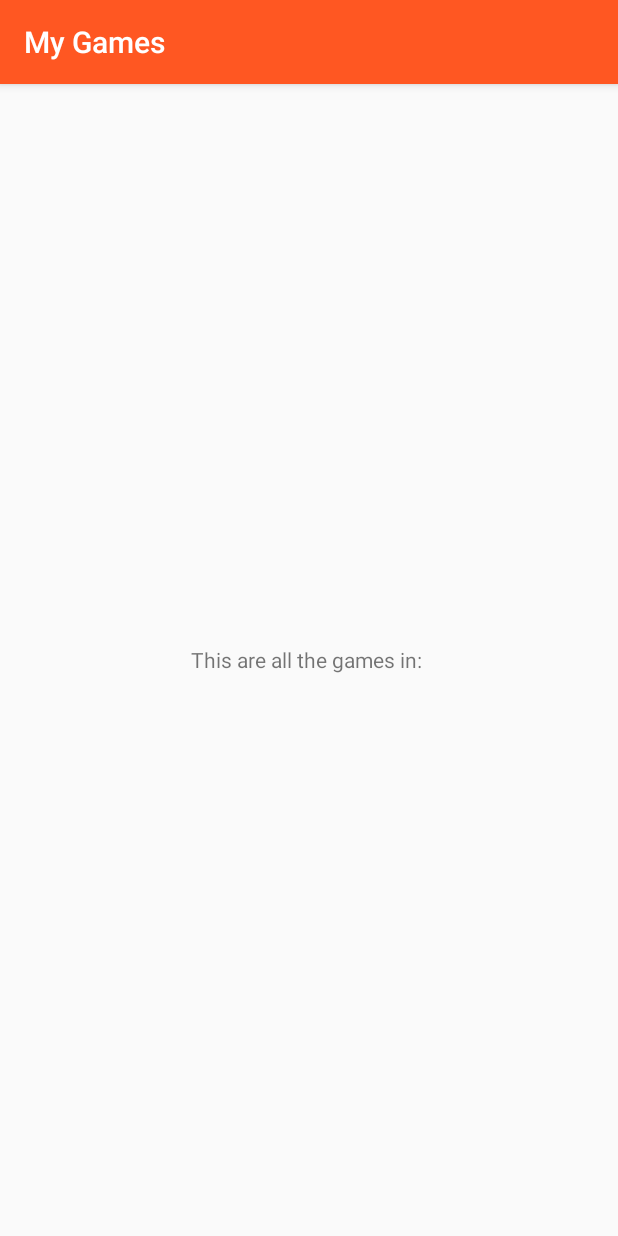
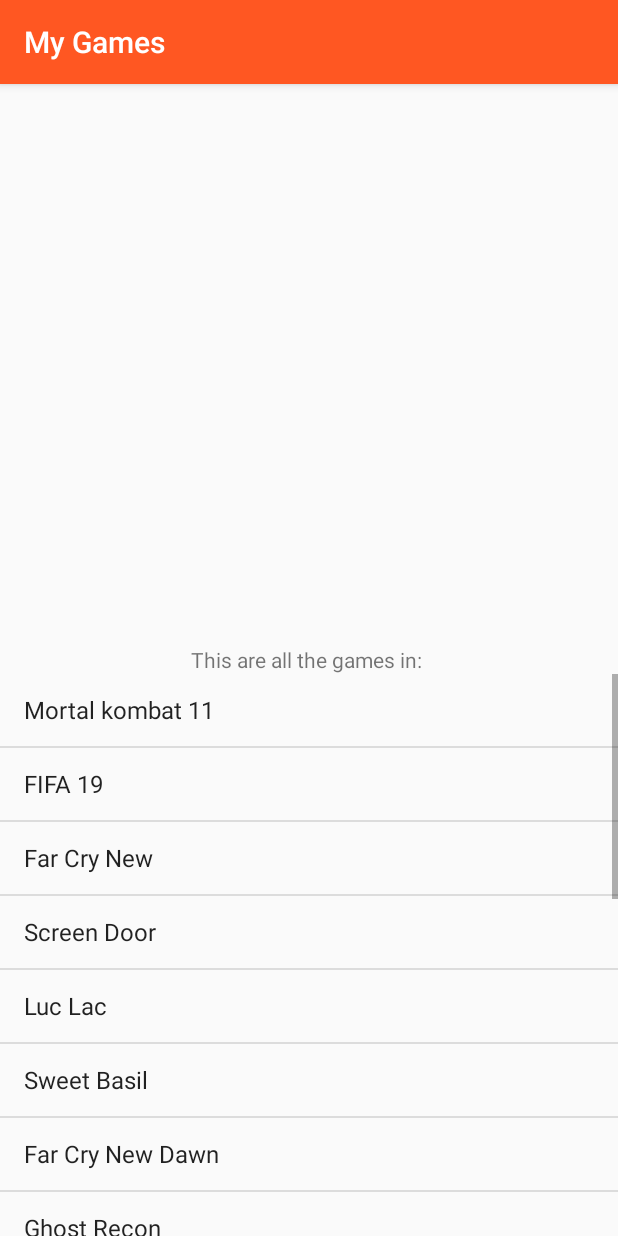
Before and after one commit to dutdavid/MyGames, an Android app: the screen it shows after launch (GamesActivity), after a tap on "SEARCH GAMES", on a phone screen of 412 x 824 dp. Run offline under Robolectric (Android 15) with nearby library versions, the phone set to English and light mode, and no system bars.

Commit message:
implementing array adapter

```diff
--- a/app/src/main/java/com/moringa/mygames/GamesActivity.java
+++ b/app/src/main/java/com/moringa/mygames/GamesActivity.java
@@ -3,6 +3,7 @@ package com.moringa.mygames;
 import android.content.Intent;
 import android.support.v7.app.AppCompatActivity;
 import android.os.Bundle;
+import android.widget.ArrayAdapter;
 import android.widget.ListView;
 import android.widget.TextView;
 
@@ -16,6 +17,7 @@ public class GamesActivity extends AppCompatActivity {
             "Lords of The Fallen", "Project Cars 2", "Devil May Cry 5",
             "Call of Duty world war 2", "Sniper elite 4"};
 
+
     @Override
     protected void onCreate(Bundle savedInstanceState) {
         super.onCreate(savedInstanceState);
@@ -24,6 +26,10 @@ public class GamesActivity extends AppCompatActivity {
         mListView = (ListView) findViewById(R.id.listView);
         mLocationTextView = (TextView) findViewById(R.id.locationTextView);
 
+        ArrayAdapter adapter = new ArrayAdapter(this, android.R.layout.simple_list_item_1, games);
+        mListView.setAdapter(adapter);
+
+
         Intent intent = getIntent();
         String location = intent.getStringExtra("location");
         mLocationTextView.setText("This are all the games in: " + location);
```
